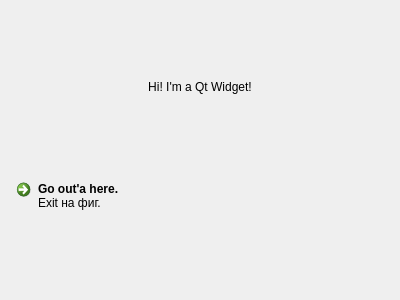
This is wincaption/Form.ui in lit-uriy/qutim-labs as Qt 5 draws it before an edit. The edited form follows.
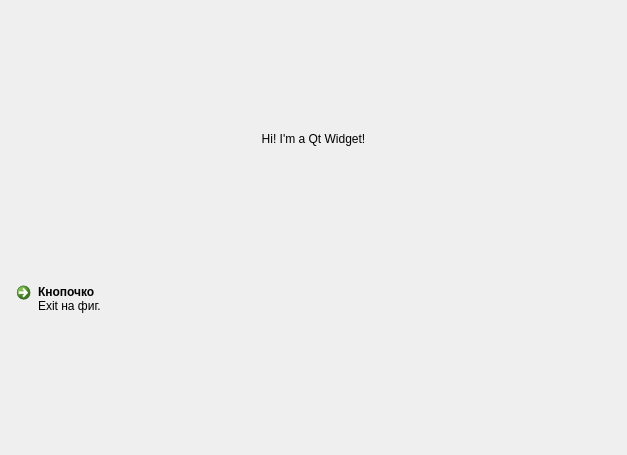
This is the edited form.

```diff
--- a/wincaption/Form.ui
+++ b/wincaption/Form.ui
@@ -6,8 +6,8 @@
    <rect>
     <x>0</x>
     <y>0</y>
-    <width>400</width>
-    <height>300</height>
+    <width>627</width>
+    <height>455</height>
    </rect>
   </property>
   <property name="windowTitle">
@@ -70,7 +70,7 @@
         <item>
          <widget class="QCommandLinkButton" name="commandLinkButton">
           <property name="text">
-           <string>Go out'a here.</string>
+           <string>Кнопочко</string>
           </property>
           <property name="description">
            <string>Exit на фиг.</string>
```
Left out of the diff: 19 changed lines with no effect on the pictures.
